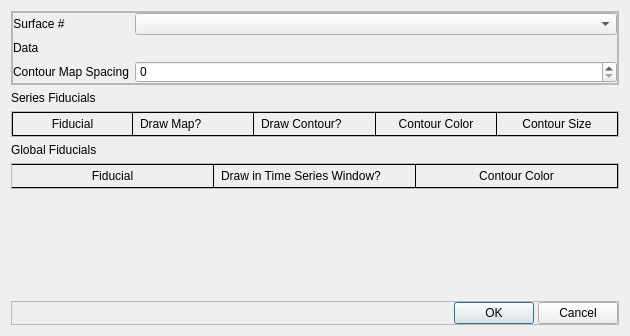
This is client/forms/FidDialog.ui in SCIInstitute/map3d as Qt 5 draws it before an edit. The edited form follows.
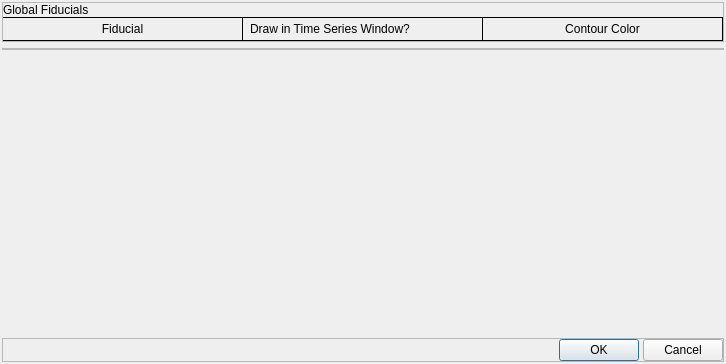
This is the edited form.

Commit message:
Rearchitect the Fid Dialog
All surfaces appear at once, all surfaces apply when you push the ok
button.  This fixed a problem where editing one surface's fids and
then moving to another surface "ignored" the changes to the first
surface.

Also, pushing OK re-updates all windows now, whereas before, you
might have needed to drag around in your windows to see the changes.

Also, don't crash with potfiles and the multi-surf geom indexing stuff.

Diff of the .ui file:
```diff
--- a/client/forms/FidDialog.ui
+++ b/client/forms/FidDialog.ui
@@ -6,8 +6,8 @@
    <rect>
     <x>0</x>
     <y>0</y>
-    <width>630</width>
-    <height>336</height>
+    <width>726</width>
+    <height>364</height>
    </rect>
   </property>
   <property name="windowTitle">
@@ -32,188 +32,48 @@
    <bool>true</bool>
   </property>
   <layout class="QVBoxLayout" name="verticalLayout">
-   <item>
-    <widget class="QFrame" name="frame_2">
-     <property name="frameShape">
-      <enum>QFrame::StyledPanel</enum>
-     </property>
-     <property name="frameShadow">
-      <enum>QFrame::Raised</enum>
-     </property>
-     <layout class="QHBoxLayout" name="horizontalLayout_2">
-      <property name="margin">
-       <number>0</number>
-      </property>
+   <property name="leftMargin">
+    <number>2</number>
+   </property>
+   <property name="topMargin">
+    <number>2</number>
+   </property>
+   <property name="rightMargin">
+    <number>2</number>
+   </property>
+   <property name="bottomMargin">
+    <number>2</number>
+   </property>
       <item>
-       <widget class="QFrame" name="frame_3">
+    <widget class="QScrollArea" name="scrollArea">
         <property name="frameShape">
-         <enum>QFrame::StyledPanel</enum>
-        </property>
-        <property name="frameShadow">
-         <enum>QFrame::Raised</enum>
-        </property>
-        <layout class="QFormLayout" name="formLayout">
-         <property name="formAlignment">
-          <set>Qt::AlignLeading|Qt::AlignLeft|Qt::AlignTop</set>
-         </property>
-         <property name="margin">
+      <enum>QFrame::NoFrame</enum>
+     </property>
+     <property name="widgetResizable">
+      <bool>true</bool>
+     </property>
+     <widget class="QWidget" name="scrollAreaWidgetContents">
+      <property name="geometry">
+       <rect>
+        <x>0</x>
+        <y>0</y>
+        <width>722</width>
+        <height>329</height>
+       </rect>
+      </property>
+      <layout class="QVBoxLayout" name="verticalLayout_2">
+       <property name="leftMargin">
           <number>0</number>
          </property>
-         <item row="0" column="0">
-          <widget class="QLabel" name="surfHeaderLabel">
-           <property name="frameShape">
-            <enum>QFrame::NoFrame</enum>
-           </property>
-           <property name="frameShadow">
-            <enum>QFrame::Plain</enum>
-           </property>
-           <property name="text">
-            <string>Surface #</string>
-           </property>
-           <property name="alignment">
-            <set>Qt::AlignCenter</set>
-           </property>
-          </widget>
-         </item>
-         <item row="0" column="1">
-          <widget class="QComboBox" name="surfComboBox"/>
-         </item>
-         <item row="2" column="0">
-          <widget class="QLabel" name="spacingHeaderLabel">
-           <property name="frameShape">
-            <enum>QFrame::NoFrame</enum>
-           </property>
-           <property name="frameShadow">
-            <enum>QFrame::Plain</enum>
-           </property>
-           <property name="text">
-            <string>Contour Map Spacing</string>
-           </property>
-           <property name="alignment">
-            <set>Qt::AlignCenter</set>
-           </property>
-          </widget>
-         </item>
-         <item row="2" column="1">
-          <widget class="QSpinBox" name="spacingSpinBox"/>
-         </item>
-         <item row="1" column="0">
-          <widget class="QLabel" name="label">
-           <property name="text">
-            <string>Data</string>
-           </property>
-          </widget>
-         </item>
-         <item row="1" column="1">
-          <widget class="QLabel" name="dataLabel">
-           <property name="text">
-            <string/>
-           </property>
-          </widget>
-         </item>
-        </layout>
-       </widget>
-      </item>
-     </layout>
-    </widget>
-   </item>
-   <item>
-    <widget class="QLabel" name="label_2">
-     <property name="text">
-      <string>Series Fiducials</string>
-     </property>
-    </widget>
-   </item>
-   <item>
-    <widget class="QFrame" name="fidFrame">
-     <property name="styleSheet">
-      <string notr="true"/>
-     </property>
-     <property name="frameShape">
-      <enum>QFrame::StyledPanel</enum>
-     </property>
-     <property name="frameShadow">
-      <enum>QFrame::Raised</enum>
-     </property>
-     <layout class="QGridLayout" name="gridLayout">
-      <property name="margin">
+       <property name="topMargin">
+        <number>0</number>
+       </property>
+       <property name="rightMargin">
        <number>0</number>
       </property>
-      <property name="spacing">
+       <property name="bottomMargin">
        <number>0</number>
       </property>
-      <item row="0" column="3">
-       <widget class="QLabel" name="fidColorHeaderLabel">
-        <property name="frameShape">
-         <enum>QFrame::NoFrame</enum>
-        </property>
-        <property name="frameShadow">
-         <enum>QFrame::Plain</enum>
-        </property>
-        <property name="text">
-         <string>Contour Color</string>
-        </property>
-        <property name="alignment">
-         <set>Qt::AlignCenter</set>
-        </property>
-       </widget>
-      </item>
-      <item row="0" column="0">
-       <widget class="QLabel" name="fidNameHeaderLabel">
-        <property name="frameShape">
-         <enum>QFrame::NoFrame</enum>
-        </property>
-        <property name="frameShadow">
-         <enum>QFrame::Plain</enum>
-        </property>
-        <property name="text">
-         <string>Fiducial</string>
-        </property>
-        <property name="alignment">
-         <set>Qt::AlignCenter</set>
-        </property>
-       </widget>
-      </item>
-      <item row="0" column="4">
-       <widget class="QLabel" name="fidSizeHeaderLabel">
-        <property name="frameShape">
-         <enum>QFrame::NoFrame</enum>
-        </property>
-        <property name="frameShadow">
-         <enum>QFrame::Plain</enum>
-        </property>
-        <property name="text">
-         <string>Contour Size</string>
-        </property>
-        <property name="alignment">
-         <set>Qt::AlignCenter</set>
-        </property>
-       </widget>
-      </item>
-      <item row="0" column="1">
-       <widget class="QLabel" name="drawMapHeaderLabel">
-        <property name="text">
-         <string>Draw Map?</string>
-        </property>
-       </widget>
-      </item>
-      <item row="0" column="2">
-       <widget class="QLabel" name="drawContourHeaderLabel">
-        <property name="text">
-         <string>Draw Contour?</string>
-        </property>
-       </widget>
-      </item>
-     </layout>
-    </widget>
-   </item>
-   <item>
-    <widget class="QLabel" name="globalFidLabel">
-     <property name="text">
-      <string>Global Fiducials</string>
-     </property>
-    </widget>
-   </item>
    <item>
     <widget class="QFrame" name="globalFidFrame">
      <property name="styleSheet">
@@ -232,50 +92,81 @@
       <property name="spacing">
        <number>0</number>
       </property>
-      <item row="0" column="2">
-       <widget class="QLabel" name="globalFidColorHeaderLabel">
-        <property name="frameShape">
-         <enum>QFrame::NoFrame</enum>
-        </property>
-        <property name="frameShadow">
-         <enum>QFrame::Plain</enum>
-        </property>
-        <property name="text">
-         <string>Contour Color</string>
-        </property>
-        <property name="alignment">
-         <set>Qt::AlignCenter</set>
-        </property>
-       </widget>
-      </item>
-      <item row="0" column="0">
-       <widget class="QLabel" name="globalFidNameHeaderLabel">
-        <property name="frameShape">
-         <enum>QFrame::NoFrame</enum>
-        </property>
-        <property name="frameShadow">
-         <enum>QFrame::Plain</enum>
-        </property>
-        <property name="text">
-         <string>Fiducial</string>
-        </property>
-        <property name="alignment">
-         <set>Qt::AlignCenter</set>
-        </property>
-       </widget>
-      </item>
-      <item row="0" column="1">
+          <item row="1" column="1">
        <widget class="QLabel" name="globalPickHeaderLabel">
         <property name="text">
          <string>Draw in Time Series Window?</string>
         </property>
        </widget>
       </item>
+          <item row="1" column="2">
+           <widget class="QLabel" name="globalFidColorHeaderLabel">
+            <property name="frameShape">
+             <enum>QFrame::NoFrame</enum>
+            </property>
+            <property name="frameShadow">
+             <enum>QFrame::Plain</enum>
+            </property>
+            <property name="text">
+             <string>Contour Color</string>
+            </property>
+            <property name="alignment">
+             <set>Qt::AlignCenter</set>
+            </property>
+           </widget>
+          </item>
+          <item row="1" column="0">
+           <widget class="QLabel" name="globalFidNameHeaderLabel">
+            <property name="frameShape">
+             <enum>QFrame::NoFrame</enum>
+            </property>
+            <property name="frameShadow">
+             <enum>QFrame::Plain</enum>
+            </property>
+            <property name="text">
+             <string>Fiducial</string>
+            </property>
+            <property name="alignment">
+             <set>Qt::AlignCenter</set>
+            </property>
+           </widget>
+          </item>
+          <item row="0" column="0">
+           <widget class="QLabel" name="globalFidLabel">
+            <property name="text">
+             <string>Global Fiducials</string>
+            </property>
+           </widget>
+          </item>
      </layout>
     </widget>
    </item>
    <item>
-    <spacer name="verticalSpacer">
+        <widget class="QFrame" name="fidWidgetFrame">
+         <property name="frameShape">
+          <enum>QFrame::StyledPanel</enum>
+         </property>
+         <property name="frameShadow">
+          <enum>QFrame::Raised</enum>
+         </property>
+         <layout class="QVBoxLayout" name="fidFrameLayout">
+          <property name="leftMargin">
+           <number>0</number>
+          </property>
+          <property name="topMargin">
+           <number>0</number>
+          </property>
+          <property name="rightMargin">
+           <number>0</number>
+          </property>
+          <property name="bottomMargin">
+           <number>0</number>
+          </property>
+         </layout>
+        </widget>
+       </item>
+       <item>
+        <spacer name="verticalSpacer_2">
      <property name="orientation">
       <enum>Qt::Vertical</enum>
      </property>
@@ -287,6 +178,10 @@
      </property>
     </spacer>
    </item>
+      </layout>
+     </widget>
+    </widget>
+   </item>
    <item>
     <widget class="QFrame" name="frame">
      <property name="frameShape">
```
Left out of the diff: 24 changed lines with no effect on the pictures. Lines whose indentation alone changed are shown as unchanged. The commit also changes 6 other files.
